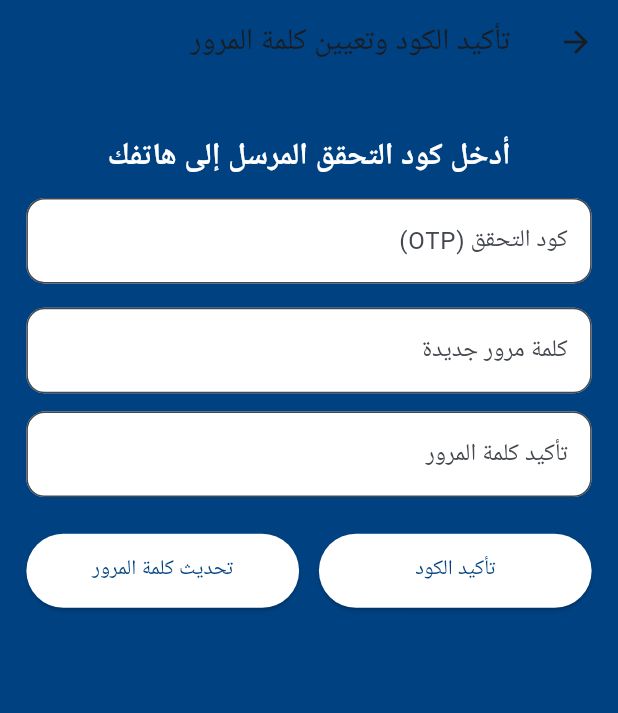
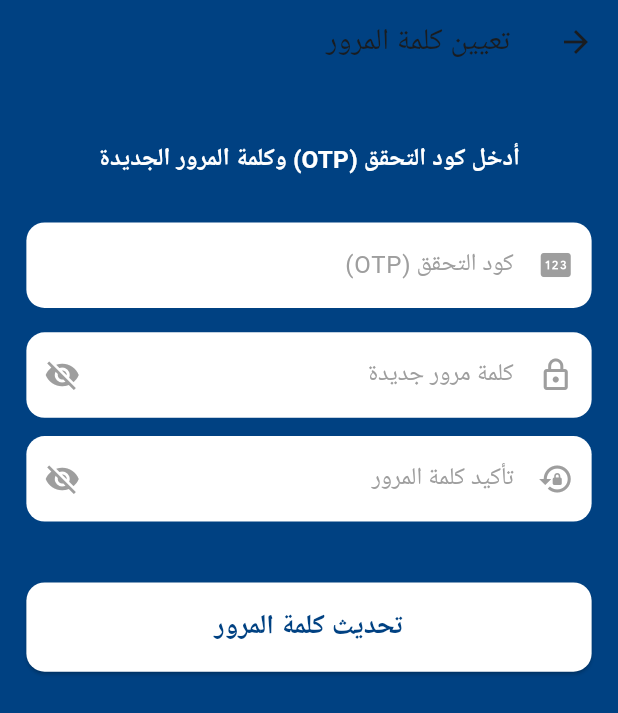
Before and after one commit to nhahub/NHA-267, a Flutter app: the VerifyOtpScreen screen opened by its route, on a phone screen of 412 x 824 dp. Shown: the top 713 px of the screen. Run offline on Flutter 3.47's test engine with Material 3 defaults, Android fonts, the phone set to English and light mode, and no system bars; our stand-ins replace auto_size_text, connectivity_plus, dartz, dio, firebase_auth, firebase_core and 9 more; accounts and stored records are empty; Roboto replaces fonts that are missing (Cairo).

Commit message:
initial commit

```diff
--- a/lib/data/data_sources/remote_data_sources_impl/auth_remote_data_source_impl.dart
+++ b/lib/data/data_sources/remote_data_sources_impl/auth_remote_data_source_impl.dart
@@ -41,7 +41,6 @@ class AuthRemoteDataSourceImpl implements AuthRemoteDataSource {
               "rePassword": rePassword,
               "phone": phone
             },
-            // 🔴 ضروري جداً: نضيف الهيدر هنا كمان عشان التسجيل ينجح
             headers: {
               'Content-Type': 'application/json',
             });
--- a/lib/data/model/RegisterResponseDM.dart
+++ b/lib/data/model/RegisterResponseDM.dart
@@ -15,7 +15,7 @@ class RegisterResponseDm extends RegisterResponseEntity {
 }
 
 class UserDM extends UserEntity {
-  // لاحظ: شيلنا الباسورد من هنا كمان عشان يطابق الـ UserEntity
+  //  UserEntity
   UserDM({
     super.id,
     super.name,
--- a/lib/features/ui/auth/forgot/verify_otp_screen.dart
+++ b/lib/features/ui/auth/forgot/verify_otp_screen.dart
@@ -20,6 +20,8 @@ class VerifyOtpScreen extends StatefulWidget {
 
 class _VerifyOtpScreenState extends State<VerifyOtpScreen> {
   final ForgotViewModel viewModel = getIt<ForgotViewModel>();
+  bool isPasswordVisible = false;
+  bool isConfirmPasswordVisible = false;
 
   @override
   void didChangeDependencies() {
@@ -32,27 +34,28 @@ class _VerifyOtpScreenState extends State<VerifyOtpScreen> {
 
   @override
   Widget build(BuildContext context) {
+    bool isDark = Theme.of(context).brightness == Brightness.dark;
+    Color backgroundColor = isDark ? const Color(0xFF121212) : AppColors.primaryColor;
+    Color fieldColor = isDark ? const Color(0xFF1E1E1E) : Colors.white;
+    Color textColor = Colors.white;
+
     return BlocListener<ForgotViewModel, ForgotStates>(
       bloc: viewModel,
       listener: (context, state) {
         if (state is ForgotLoadingState) {
-          DialogUtils.showLoading(
-              context: context, message: 'جاري المعالجة...');
+          DialogUtils.showLoading(context: context, message: 'جاري المعالجة...');
         } else {
           DialogUtils.hideLoading(context);
         }
-        if (state is ForgotOtpVerifiedState) {
-          ScaffoldMessenger.of(context).showSnackBar(
-            const SnackBar(content: Text('تم التحقق من الكود بنجاح')),
-          );
-        } else if (state is ForgotPasswordResetState) {
+
+        if (state is ForgotPasswordResetState) {
           DialogUtils.showMessage(
             context: context,
             title: 'تم التغيير',
             message: 'تم تحديث كلمة المرور بنجاح',
             posActionName: 'تسجيل الدخول',
             posAction: () {
-              Navigator.pushReplacementNamed(context, AppRoutes.loginRoute);
+              Navigator.pushNamedAndRemoveUntil(context, AppRoutes.loginRoute, (route)=>false);
             },
           );
         } else if (state is ForgotErrorState) {
@@ -65,11 +68,12 @@ class _VerifyOtpScreenState extends State<VerifyOtpScreen> {
         }
       },
       child: Scaffold(
-        backgroundColor: AppColors.primaryColor,
+        backgroundColor: backgroundColor,
         appBar: AppBar(
-          title: const Text('تأكيد الكود وتعيين كلمة المرور'),
-          backgroundColor: AppColors.primaryColor,
+          title: const Text('تعيين كلمة المرور'),
+          backgroundColor: backgroundColor,
           foregroundColor: Colors.white,
+          elevation: 0,
         ),
         body: SafeArea(
           child: SingleChildScrollView(
@@ -80,17 +84,19 @@ class _VerifyOtpScreenState extends State<VerifyOtpScreen> {
                 child: Column(
                   crossAxisAlignment: CrossAxisAlignment.stretch,
                   children: [
-                    SizedBox(height: 16.h),
+                    SizedBox(height: 20.h),
                     Text(
-                      'أدخل كود التحقق المرسل إلى هاتفك',
+                      'أدخل كود التحقق (OTP) وكلمة المرور الجديدة',
                       style: AppStyles.semi20Primary
-                          .copyWith(color: AppColors.whiteColor),
+                          .copyWith(color: textColor, fontSize: 16.sp),
                       textAlign: TextAlign.center,
                     ),
-                    SizedBox(height: 12.h),
+                    SizedBox(height: 30.h),
+
                     TextFormField(
                       controller: viewModel.otpController,
                       keyboardType: TextInputType.number,
+                      style: TextStyle(color: isDark ? Colors.white : Colors.black),
                       validator: (v) {
                         if (v == null || v.trim().isEmpty) return 'أدخل الكود';
                         if (v.trim().length < 4) return 'كود غير صحيح';
@@ -98,73 +104,79 @@ class _VerifyOtpScreenState extends State<VerifyOtpScreen> {
                       },
                       decoration: InputDecoration(
                         hintText: 'كود التحقق (OTP)',
-                        fillColor: Colors.white,
+                        hintStyle: TextStyle(color: Colors.grey),
+                        fillColor: fieldColor,
                         filled: true,
+                        prefixIcon: const Icon(Icons.pin, color: Colors.grey),
                         border: OutlineInputBorder(
-                            borderRadius: BorderRadius.circular(12.r)),
+                            borderRadius: BorderRadius.circular(12.r), borderSide: BorderSide.none),
                       ),
                     ),
                     SizedBox(height: 16.h),
+
                     TextFormField(
                       controller: viewModel.newPasswordController,
-                      obscureText: true,
+                      obscureText: !isPasswordVisible,
+                      style: TextStyle(color: isDark ? Colors.white : Colors.black),
                       validator: AppValidators.validatePassword,
                       decoration: InputDecoration(
                         hintText: 'كلمة مرور جديدة',
-                        fillColor: Colors.white,
+                        hintStyle: TextStyle(color: Colors.grey),
+                        fillColor: fieldColor,
                         filled: true,
+                        prefixIcon: const Icon(Icons.lock_outline, color: Colors.grey),
+                        suffixIcon: IconButton(
+                          icon: Icon(isPasswordVisible ? Icons.visibility : Icons.visibility_off, color: Colors.grey),
+                          onPressed: () => setState(() => isPasswordVisible = !isPasswordVisible),
+                        ),
                         border: OutlineInputBorder(
-                            borderRadius: BorderRadius.circular(12.r)),
+                            borderRadius: BorderRadius.circular(12.r), borderSide: BorderSide.none),
                       ),
                     ),
                     SizedBox(height: 12.h),
+
                     TextFormField(
                       controller: viewModel.reNewPasswordController,
-                      obscureText: true,
+                      obscureText: !isConfirmPasswordVisible,
+                      style: TextStyle(color: isDark ? Colors.white : Colors.black),
                       validator: (v) {
-                        if (v == null || v.isEmpty)
-                          return 'أعد إدخال كلمة المرور';
-                        if (v.trim() !=
-                            viewModel.newPasswordController.text.trim()) {
+                        if (v == null || v.isEmpty) return 'أعد إدخال كلمة المرور';
+                        if (v.trim() != viewModel.newPasswordController.text.trim()) {
                           return 'كلمتا المرور غير متطابقتين';
                         }
                         return null;
                       },
                       decoration: InputDecoration(
                         hintText: 'تأكيد كلمة المرور',
-                        fillColor: Colors.white,
+                        hintStyle: TextStyle(color: Colors.grey),
+                        fillColor: fieldColor,
                         filled: true,
+                        prefixIcon: const Icon(Icons.lock_reset, color: Colors.grey),
+                        suffixIcon: IconButton(
+                          icon: Icon(isConfirmPasswordVisible ? Icons.visibility : Icons.visibility_off, color: Colors.grey),
+                          onPressed: () => setState(() => isConfirmPasswordVisible = !isConfirmPasswordVisible),
+                        ),
                         border: OutlineInputBorder(
-                            borderRadius: BorderRadius.circular(12.r)),
+                            borderRadius: BorderRadius.circular(12.r), borderSide: BorderSide.none),
                       ),
                     ),
-                    SizedBox(height: 24.h),
-                    Row(
-                      children: [
-                        Expanded(
-                          child: ElevatedButton(
-                            onPressed: viewModel.verifyOtp,
-                            style: ElevatedButton.styleFrom(
-                              padding: EdgeInsets.symmetric(vertical: 14.h),
-                              backgroundColor: AppColors.whiteColor,
-                              foregroundColor: AppColors.primaryColor,
-                            ),
-                            child: const Text('تأكيد الكود'),
-                          ),
+
+                    SizedBox(height: 40.h),
+
+                    ElevatedButton(
+                      onPressed: viewModel.resetPassword,
+                      style: ElevatedButton.styleFrom(
+                        padding: EdgeInsets.symmetric(vertical: 16.h),
+                        backgroundColor: Colors.white,
+                        foregroundColor: AppColors.primaryColor,
+                        shape: RoundedRectangleBorder(
+                          borderRadius: BorderRadius.circular(12.r),
                         ),
-                        SizedBox(width: 12.w),
-                        Expanded(
-                          child: ElevatedButton(
-                            onPressed: viewModel.resetPassword,
-                            style: ElevatedButton.styleFrom(
-                              padding: EdgeInsets.symmetric(vertical: 14.h),
-                              backgroundColor: AppColors.whiteColor,
-                              foregroundColor: AppColors.primaryColor,
-                            ),
-                            child: const Text('تحديث كلمة المرور'),
-                          ),
-                        ),
-                      ],
+                      ),
+                      child: Text(
+                        'تحديث كلمة المرور',
+                        style: TextStyle(fontSize: 18.sp, fontWeight: FontWeight.bold),
+                      ),
                     ),
                   ],
                 ),
```
Also changed, not shown: lib/features/ui/auth/forgot/forgot_password_screen.dart (+38 -11 lines).
